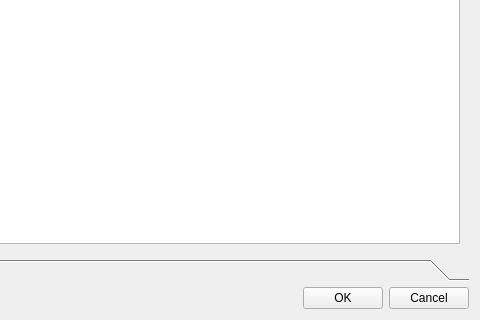
First picture: the form in core/ui/toolbars/basic/info_epa_weir.ui, repository Giswater/giswater_qgis_plugin, before the edit; both pictures show x 485 to 965 and y 169 to 489 of the 965 by 489 pixel window.
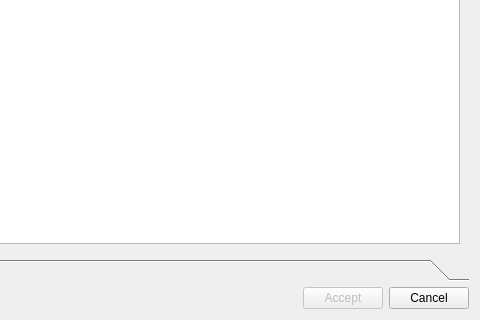
Second picture: the form after the edit.

Commit message: Enhancement: btn_accept for info_epa forms and manage warning message

The edit to the form file:
```diff
--- a/core/ui/toolbars/basic/info_epa_weir.ui
+++ b/core/ui/toolbars/basic/info_epa_weir.ui
@@ -144,8 +144,11 @@
      </item>
      <item>
       <widget class="QPushButton" name="btn_accept">
+       <property name="enabled">
+        <bool>false</bool>
+       </property>
        <property name="text">
-        <string>OK</string>
+        <string>Accept</string>
        </property>
       </widget>
      </item>
```
Left out of the diff: 8 changed lines with no effect on the pictures. The commit also changes 6 other files.
